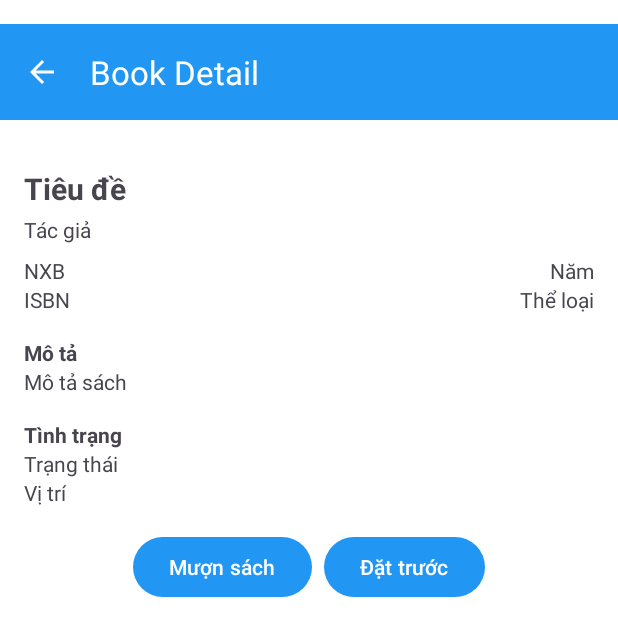
After one commit to NoirT14/LibraryManagementSystemAndroid, an Android app: the BookDetailActivity screen opened directly, with no data from a screen before it, on a phone screen of 412 x 824 dp. The commit adds this screen. Shown: the top 636 px of the screen. Run offline under Robolectric (Android 15) with nearby library versions, the phone set to English and light mode, and no system bars; pictures from the network do not load; 1 statement that could not run was skipped.

```diff
--- a/app/build.gradle.kts
+++ b/app/build.gradle.kts
@@ -45,6 +45,8 @@ dependencies {
     implementation(libs.okhttp.logging)
 
     implementation(libs.gson)
+    implementation("com.github.bumptech.glide:glide:4.16.0")
+    annotationProcessor("com.github.bumptech.glide:compiler:4.16.0")
 
     testImplementation(libs.junit)
     androidTestImplementation(libs.ext.junit)
--- a/app/src/main/java/com/example/project_prm392/data/remote/ApiService.java
+++ b/app/src/main/java/com/example/project_prm392/data/remote/ApiService.java
@@ -1,6 +1,8 @@
 package com.example.project_prm392.data.remote;
 
-import com.example.project_prm392.data.model.Book;
+import com.example.project_prm392.data.model.BookBasicInfoRespone;
+import com.example.project_prm392.data.model.BookDetailInfoResponse;
+import com.example.project_prm392.data.model.ODataResponse;
 import com.example.project_prm392.data.model.auth.AuthResult;
 import com.example.project_prm392.data.model.auth.ForgotPasswordRequest;
 import com.example.project_prm392.data.model.auth.LoginRequest;
@@ -15,7 +17,6 @@ import java.util.List;
 
 import retrofit2.Call;
 import retrofit2.http.Body;
-import retrofit2.http.DELETE;
 import retrofit2.http.GET;
 import retrofit2.http.POST;
 import retrofit2.http.PUT;
@@ -51,11 +52,16 @@ public interface ApiService {
     Call<Void> changePassword(@Body ChangePasswordRequest request);
 
 
+    // ============= Book ENDPOINTS =============
     // Lấy danh sách sách (homepage)
-    @GET("odata/Books")
-    Call<List<Book>> getBooks();
+    @GET("api/manage/Book")
+    Call<ODataResponse<BookBasicInfoRespone>> getBooks(
+            @Query("$skip") int skip,
+            @Query("$top") int top,
+            @Query("$filter") String filter
+    );
 
     // Lấy chi tiết sách theo ID
-    @GET("odata/Books/{id}")
-    Call<Book> getBookById(@Path("id") int id);
+    @GET("api/manage/Book/{id}")
+    Call<BookDetailInfoResponse> getBookById(@Path("id") int id);
 }
--- /dev/null
+++ b/app/src/main/java/com/example/project_prm392/ui/books/BookDetailActivity.java
@@ -0,0 +1,113 @@
+package com.example.project_prm392.ui.books;
+
+import android.os.Bundle;
+import android.widget.ImageView;
+import android.widget.TextView;
+import android.widget.Toast;
+
+import androidx.appcompat.widget.Toolbar;
+import androidx.appcompat.app.AppCompatActivity;
+
+import com.bumptech.glide.Glide;
+import com.example.project_prm392.R;
+import com.example.project_prm392.data.model.BookDetailInfoResponse;
+import com.example.project_prm392.data.remote.ApiClient;
+import com.example.project_prm392.data.remote.ApiService;
+
+import java.util.Collections;
+
+import retrofit2.Call;
+import retrofit2.Callback;
+import retrofit2.Response;
+
+public class BookDetailActivity extends AppCompatActivity {
+
+    private ImageView imgCover;
+    private TextView tvTitle, tvAuthor, tvDescription, tvStatus, tvLocation, tvGenre, tvPublisher, tvYear, tvISBN;
+    private ApiService apiService;
+    private Toolbar toolbar;
+
+
+    @Override
+    protected void onCreate(Bundle savedInstanceState) {
+        super.onCreate(savedInstanceState);
+        setContentView(R.layout.activity_book_detail);
+        toolbar = findViewById(R.id.toolbar);
+        setupToolbar();
+        // Khởi tạo view
+        imgCover = findViewById(R.id.imgCover);
+        tvTitle = findViewById(R.id.tvTitle);
+        tvAuthor = findViewById(R.id.tvAuthor);
+        tvDescription = findViewById(R.id.tvDescription);
+        tvStatus = findViewById(R.id.tvStatus);
+        tvLocation = findViewById(R.id.tvLocation);
+        tvGenre = findViewById(R.id.tvGenre);
+        tvPublisher = findViewById(R.id.tvPublisher);
+        tvYear = findViewById(R.id.tvYear);
+        tvISBN = findViewById(R.id.tvISBN);
+
+        apiService = ApiClient.getApiService();
+
+        // Lấy bookId từ Intent
+        int bookId = getIntent().getIntExtra("bookId", -1);
+        if (bookId != -1) {
+            loadBookDetail(bookId);
+        } else {
+            Toast.makeText(this, "Không tìm thấy mã sách", Toast.LENGTH_SHORT).show();
+            finish();
+        }
+    }
+
+    private void setupToolbar() {
+        setSupportActionBar(toolbar);
+        if (getSupportActionBar() != null) {
+            getSupportActionBar().setDisplayHomeAsUpEnabled(true);
+            getSupportActionBar().setTitle("Book Detail");
+        }
+    }
+
+    private void loadBookDetail(int bookId) {
+        apiService.getBookById(bookId).enqueue(new Callback<BookDetailInfoResponse>() {
+            @Override
+            public void onResponse(Call<BookDetailInfoResponse> call, Response<BookDetailInfoResponse> response) {
+                if (response.isSuccessful() && response.body() != null) {
+                    BookDetailInfoResponse book = response.body();
+
+                    tvTitle.setText(book.title);
+                    tvAuthor.setText(joinAuthors(book.authorNames != null ? book.authorNames.values : Collections.emptyList()));
+                    tvDescription.setText(book.description != null ? book.description : "(Không có mô tả)");
+                    tvStatus.setText(book.bookStatus);
+                    tvGenre.setText(book.categoryName != null ? book.categoryName : "(Không rõ thể loại)");
+                    if (book.variants != null && book.variants.values != null && !book.variants.values.isEmpty()) {
+                        BookDetailInfoResponse.Variant variant = book.variants.values.get(0);
+                        tvPublisher.setText(variant.publisher);
+                        tvISBN.setText(variant.isbn);
+                        tvYear.setText(String.valueOf(variant.publicationYear));
+                        tvLocation.setText(variant.location != null ? variant.location : "(Không rõ vị trí)");
+                    } else {
+                        tvLocation.setText("(Không rõ vị trí)");
+                    }
+
+                    // Load ảnh bìa
+                    Glide.with(BookDetailActivity.this)
+                            .load(book.coverImg)
+                            .placeholder(R.drawable.ic_book_placeholder)
+                            .into(imgCover);
+                } else {
+                    Toast.makeText(BookDetailActivity.this, "Không tải được chi tiết sách", Toast.LENGTH_SHORT).show();
+                }
+            }
+
+            @Override
+            public void onFailure(Call<BookDetailInfoResponse> call, Throwable t) {
+                Toast.makeText(BookDetailActivity.this, "Lỗi mạng: " + t.getMessage(), Toast.LENGTH_LONG).show();
+            }
+        });
+    }
+
+
+    private String joinAuthors(java.util.List<String> authors) {
+        if (authors == null || authors.isEmpty()) return "(Không rõ)";
+        return android.text.TextUtils.join(", ", authors);
+    }
+}
--- /dev/null
+++ b/app/src/main/res/layout/activity_book_detail.xml
@@ -0,0 +1,154 @@
+<?xml version="1.0" encoding="utf-8"?>
+<LinearLayout xmlns:android="http://schemas.android.com/apk/res/android"
+    android:layout_width="match_parent"
+    android:layout_height="match_parent"
+    android:fitsSystemWindows="true"
+    android:paddingTop="16dp"
+    android:orientation="vertical">
+
+    <!-- Toolbar cố định ở trên -->
+    <androidx.appcompat.widget.Toolbar
+        android:id="@+id/toolbar"
+        android:layout_width="match_parent"
+        android:layout_height="?attr/actionBarSize"
+        android:background="@color/colorPrimary"
+        android:elevation="4dp"
+        android:theme="@style/ThemeOverlay.AppCompat.Dark.ActionBar" />
+
+    <ScrollView xmlns:android="http://schemas.android.com/apk/res/android"
+        android:layout_width="match_parent"
+        android:layout_height="match_parent"
+        android:padding="16dp">
+
+        <LinearLayout
+            android:layout_width="match_parent"
+            android:layout_height="wrap_content"
+            android:orientation="vertical">
+
+            <!-- Ảnh bìa -->
+            <ImageView
+                android:id="@+id/imgCover"
+                android:layout_width="match_parent"
+                android:layout_height="wrap_content"
+                android:layout_marginBottom="16dp"
+                android:adjustViewBounds="true"
+                android:background="@android:color/darker_gray"
+                android:contentDescription="Book cover"
+                android:scaleType="fitCenter" />
+
+            <!-- Tiêu đề & tác giả -->
+            <TextView
+                android:id="@+id/tvTitle"
+                android:layout_width="match_parent"
+                android:layout_height="wrap_content"
+                android:layout_marginBottom="4dp"
+                android:text="Tiêu đề"
+                android:textSize="20sp"
+                android:textStyle="bold" />
+
+            <TextView
+                android:id="@+id/tvAuthor"
+                android:layout_width="match_parent"
+                android:layout_height="wrap_content"
+                android:text="Tác giả" />
+
+            <!-- Nhà xuất bản & Năm -->
+            <LinearLayout
+                android:layout_width="match_parent"
+                android:layout_height="wrap_content"
+                android:layout_marginTop="8dp"
+                android:orientation="horizontal">
+
+                <TextView
+                    android:id="@+id/tvPublisher"
+                    android:layout_width="0dp"
+                    android:layout_height="wrap_content"
+                    android:layout_weight="1"
+                    android:text="@string/nxb" />
+
+                <TextView
+                    android:id="@+id/tvYear"
+                    android:layout_width="wrap_content"
+                    android:layout_height="wrap_content"
+                    android:text="@string/n_m" />
+            </LinearLayout>
+
+            <!-- ISBN & Thể loại -->
+            <LinearLayout
+                android:layout_width="match_parent"
+                android:layout_height="wrap_content"
+                android:orientation="horizontal">
+
+                <TextView
+                    android:id="@+id/tvISBN"
+                    android:layout_width="0dp"
+                    android:layout_height="wrap_content"
+                    android:layout_weight="1"
+                    android:text="@string/isbn" />
+
+                <TextView
+                    android:id="@+id/tvGenre"
+                    android:layout_width="wrap_content"
+                    android:layout_height="wrap_content"
+                    android:text="@string/th_lo_i" />
+            </LinearLayout>
+
+            <!-- Mô tả -->
+            <TextView
+                android:layout_width="match_parent"
+                android:layout_height="wrap_content"
+                android:layout_marginTop="16dp"
+                android:text="@string/m_t"
+                android:textStyle="bold" />
+
+            <TextView
+                android:id="@+id/tvDescription"
+                android:layout_width="match_parent"
+                android:layout_height="wrap_content"
+                android:layout_marginBottom="16dp"
+                android:text="@string/m_t_s_ch" />
+
+            <!-- Tình trạng -->
+            <TextView
+                android:layout_width="match_parent"
+                android:layout_height="wrap_content"
+                android:text="@string/t_nh_tr_ng"
+                android:textStyle="bold" />
+
+            <TextView
+                android:id="@+id/tvStatus"
+                android:layout_width="match_parent"
+                android:layout_height="wrap_content"
+                android:text="@string/tr_ng_th_i" />
+
+            <TextView
+                android:id="@+id/tvLocation"
+                android:layout_width="match_parent"
+                android:layout_height="wrap_content"
+                android:layout_marginBottom="16dp"
+                android:text="@string/v_tr" />
+
+            <!-- Nút chức năng -->
+            <LinearLayout
+                android:layout_width="match_parent"
+                android:layout_height="wrap_content"
+                android:gravity="center"
+                android:orientation="horizontal">
+
+                <Button
+                    android:id="@+id/btnBorrow"
+                    android:layout_width="wrap_content"
+                    android:layout_height="wrap_content"
+                    android:layout_marginEnd="8dp"
+                    android:text="Mượn sách" />
+
+                <Button
+                    android:id="@+id/btnReserve"
+                    android:layout_width="wrap_content"
+                    android:layout_height="wrap_content"
+                    android:text="Đặt trước" />
+            </LinearLayout>
+
+        </LinearLayout>
+    </ScrollView>
+</LinearLayout>
--- a/app/src/main/res/values/strings.xml
+++ b/app/src/main/res/values/strings.xml
@@ -57,7 +57,7 @@
 
     <!-- Main App -->
     <string name="welcome">Welcome</string>
-    <string name="books">Books</string>
+    <string name="bookBasicInfoRespones">Books</string>
     <string name="logout_confirm">Are you sure you want to logout?</string>
     <string name="yes">Yes</string>
     <string name="no">No</string>
@@ -73,4 +73,19 @@
     <!-- Descriptions -->
     <string name="library_logo">Library Logo</string>
     <string name="lock_icon">Lock Icon</string>
+    <string name="book_cover">Book cover</string>
+    <string name="description">Description</string>
+    <string name="availability">Availability</string>
+    <string name="m_n_s_ch">Mượn sách</string>
+    <string name="t_tr_c">Đặt trước</string>
+    <string name="v_tr">Vị trí</string>
+    <string name="tr_ng_th_i">Trạng thái</string>
+    <string name="t_nh_tr_ng">Tình trạng</string>
+    <string name="m_t_s_ch">Mô tả sách</string>
+    <string name="m_t">Mô tả</string>
+    <string name="th_lo_i">Thể loại</string>
+    <string name="isbn">ISBN</string>
+    <string name="n_m">Năm</string>
+    <string name="nxb">NXB</string>
+    <string name="t_m_ki_m_s_ch">Tìm kiếm sách...</string>
 </resources>
--- a/gradle/libs.versions.toml
+++ b/gradle/libs.versions.toml
@@ -1,5 +1,5 @@
 [versions]
-agp = "8.6.0"
+agp = "8.10.1"
 junit = "4.13.2"
 junitVersion = "1.2.1"
 espressoCore = "3.6.1"
```
Also changed, not shown: app/src/main/AndroidManifest.xml (+9 -1 lines), app/src/main/java/com/example/project_prm392/data/model/Book.java (deleted, +0 -46 lines), app/src/main/java/com/example/project_prm392/data/model/BookBasicInfoRespone.java (added, +21 -0 lines), app/src/main/java/com/example/project_prm392/data/model/BookDetailInfoResponse.java (added, +38 -0 lines), app/src/main/java/com/example/project_prm392/data/model/ODataResponse.java (added, +10 -0 lines), app/src/main/java/com/example/project_prm392/ui/books/BooksActivity.java (+144 -13 lines), app/src/main/res/layout/activity_books.xml (added, +48 -0 lines), app/src/main/res/layout/book_card_item.xml (added, +60 -0 lines), app/src/main/res/drawable/ic_book_placeholder.png (added).
